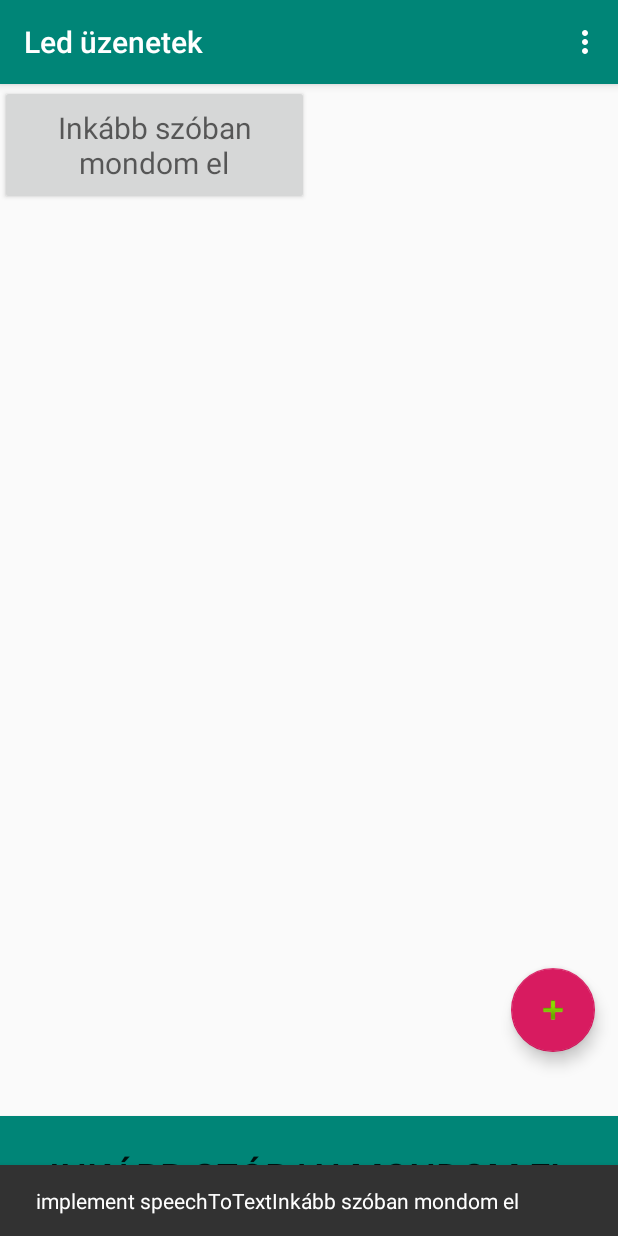
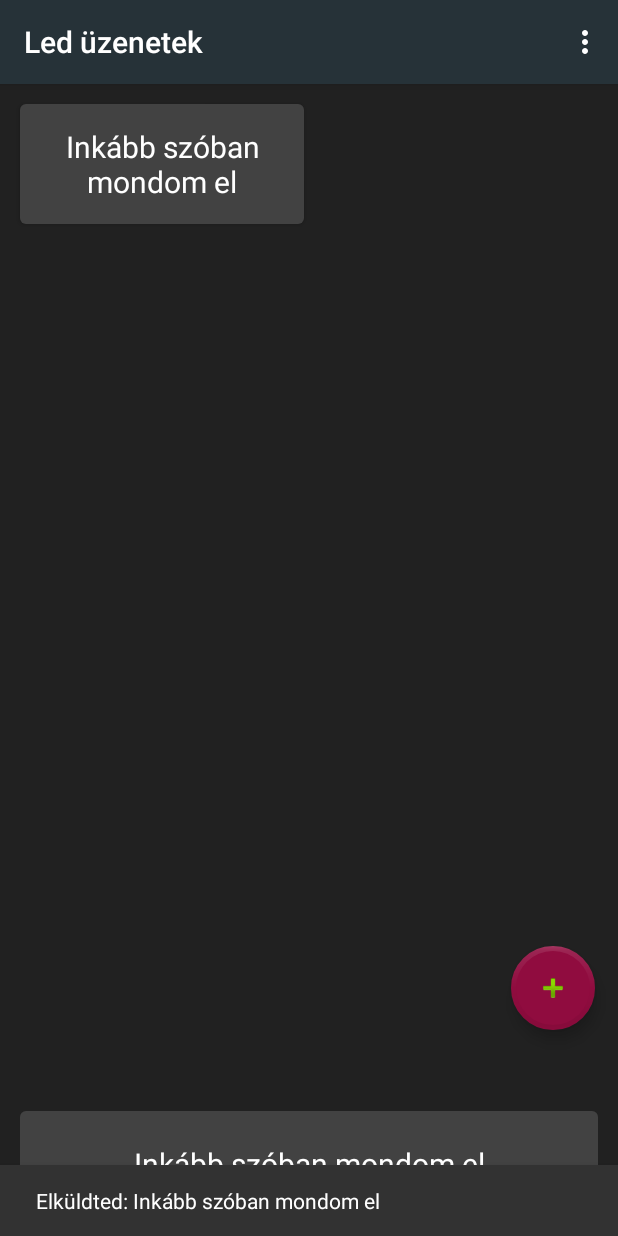
Before and after one commit to Tms-bodnar/LedMessengerStrip, an Android app: the screen it shows after launch (MainActivity), after a tap on "Inkább szóban mondom el", on a phone screen of 412 x 824 dp. Run offline under Robolectric (Android 15) with nearby library versions, the phone set to English and light mode, and no system bars.

Commit message:
bluetooth works, need handling when the device not found

```diff
--- a/Android/LEDMessengerStrip/app/src/main/java/adapters/CustomGridAdapter.java
+++ b/Android/LEDMessengerStrip/app/src/main/java/adapters/CustomGridAdapter.java
@@ -22,6 +22,7 @@ public class CustomGridAdapter extends BaseAdapter {
     LayoutInflater inflater;
 
     public CustomGridAdapter(MainActivity mainActivity, List<Button> items) {
+        Log.d("xxx", "adapter contructed");
         this.mainActivity = mainActivity;
         this.items = items;
         inflater = (LayoutInflater) this.mainActivity.getSystemService(Context.LAYOUT_INFLATER_SERVICE);
@@ -46,7 +47,7 @@ public class CustomGridAdapter extends BaseAdapter {
         if (convertView == null) {
             convertView = inflater.inflate(R.layout.cell, null);
         }
-        final Button button = (Button) convertView.findViewById(R.id.grid_item);
+        final Button button = convertView.findViewById(R.id.grid_item);
         button.setText(items.get(position).getText());
         button.setOnClickListener(new View.OnClickListener() {
             @Override
--- a/Android/LEDMessengerStrip/app/src/main/java/com/kalandlabor/ledmessengerstrip/MainActivity.java
+++ b/Android/LEDMessengerStrip/app/src/main/java/com/kalandlabor/ledmessengerstrip/MainActivity.java
@@ -1,10 +1,11 @@
 package com.kalandlabor.ledmessengerstrip;
 
+import android.app.Activity;
 import android.app.AlertDialog;
+import android.content.ActivityNotFoundException;
 import android.content.Context;
 import android.content.Intent;
 import android.content.SharedPreferences;
-import android.content.res.Resources;
 import android.os.Bundle;
 
 import com.google.android.material.floatingactionbutton.FloatingActionButton;
@@ -13,42 +14,40 @@ import com.google.android.material.snackbar.Snackbar;
 import androidx.appcompat.app.AppCompatActivity;
 import androidx.appcompat.widget.Toolbar;
 
-import android.os.Handler;
 import android.preference.PreferenceManager;
-import android.text.Editable;
+import android.speech.RecognizerIntent;
 import android.util.Log;
-import android.view.ContextMenu;
 import android.view.LayoutInflater;
-import android.view.MenuInflater;
 import android.view.View;
 import android.view.Menu;
 import android.view.MenuItem;
-import android.widget.AdapterView;
+import android.view.WindowManager;
 import android.widget.Button;
 import android.widget.EditText;
 import android.widget.GridView;
-import android.widget.PopupMenu;
 import android.widget.Toast;
 
-import java.io.IOException;
 import java.util.ArrayList;
 import java.util.HashSet;
 import java.util.List;
 import java.util.Set;
 
 import adapters.CustomGridAdapter;
-import adapters.ObjectSerializer;
-import dialogs.NewMessageDialog;
+import managers.BluetoothMessenger;
 
 public class MainActivity extends AppCompatActivity {
 
-    Context context;
+    public Context context;
     List<Button> buttonList;
     EditText newButtonsText;
     GridView gridView;
     CustomGridAdapter gridAdapter;
     SharedPreferences sPrefs;
     List<String> buttonTexts;
+    private final int REQ_CODE_SPEECH_INPUT = 100;
+    String textToSend;
+    BluetoothMessenger btm;
+
 
     @Override
     protected void onCreate(Bundle savedInstanceState) {
@@ -70,13 +69,13 @@ public class MainActivity extends AppCompatActivity {
         gridView = findViewById(R.id.grid_view);
         gridAdapter = new CustomGridAdapter(MainActivity.this, buttonList);
         gridView.setAdapter(gridAdapter);
+        btm = new BluetoothMessenger();
     }
 
     @Override
     protected void onResume(){
         super.onResume();
-  //     sPrefs = getSharedPreferences("buttons",context.MODE_PRIVATE);
-       sPrefs = PreferenceManager.getDefaultSharedPreferences(context);
+        sPrefs = PreferenceManager.getDefaultSharedPreferences(context);
         Set<String> buttonTextSet = new HashSet<>();
         buttonTextSet =  sPrefs.getStringSet("buttonText", buttonTextSet);
         buttonTexts.addAll(buttonTextSet);
@@ -103,6 +102,8 @@ public class MainActivity extends AppCompatActivity {
         final View dialogView = factory.inflate(R.layout.add_message_dialog, null);
         final AlertDialog dialog = new AlertDialog.Builder(this).create();
         dialog.setView(dialogView);
+        dialogView.findViewById(R.id.new_button_text).requestFocus();
+        dialog.getWindow().setSoftInputMode(WindowManager.LayoutParams.SOFT_INPUT_STATE_VISIBLE);
         dialogView.findViewById(R.id.save_new_message).setOnClickListener(new View.OnClickListener() {
             @Override
             public void onClick(View v) {
@@ -145,13 +146,44 @@ public class MainActivity extends AppCompatActivity {
     }
 
     public void speechToText(View view) {
-        Snackbar.make(view, "implement speechToText", Snackbar.LENGTH_LONG)
-                .setAction("Action", null).show();
+        Intent intent = new Intent(RecognizerIntent.ACTION_RECOGNIZE_SPEECH);
+        intent.putExtra(RecognizerIntent.EXTRA_LANGUAGE_MODEL,
+                RecognizerIntent.LANGUAGE_MODEL_FREE_FORM);
+        intent.putExtra(RecognizerIntent.EXTRA_LANGUAGE, "hu-HU");
+        intent.putExtra(RecognizerIntent.EXTRA_PROMPT,
+                "Mondd az üzeneted!");
+        try {
+            startActivityForResult(intent, REQ_CODE_SPEECH_INPUT);
+        } catch (ActivityNotFoundException a) {
+            a.printStackTrace();
+        }
+    }
+
+    @Override
+    protected void onActivityResult(int requestCode, int resultCode, Intent data) {
+        super.onActivityResult(requestCode, resultCode, data);
+        switch (requestCode) {
+            case REQ_CODE_SPEECH_INPUT: {
+                Log.d("xxx", "activity result");
+                if (resultCode == RESULT_OK && null != data) {
+                    ArrayList<String> result = data
+                            .getStringArrayListExtra(RecognizerIntent.EXTRA_RESULTS);
+                    textToSend = result.get(0);
+                    sendToBluetooth(textToSend);
+                }
+                break;
+            }
+        }
+    }
+
+    private void sendToBluetooth(String textToSend) {
+        btm.sendMessage(textToSend);
     }
 
     public void itemClicked(int position){
-        Snackbar.make(getWindow().getCurrentFocus(), "implement speechToText" + buttonList.get(position).getText(), Snackbar.LENGTH_LONG)
+        Snackbar.make(getWindow().getCurrentFocus(), "Elküldted: " + buttonList.get(position).getText(), Snackbar.LENGTH_LONG)
                 .setAction("Action", null).show();
+        sendToBluetooth(buttonList.get(position).getText().toString());
     }
 
 
--- /dev/null
+++ b/Android/LEDMessengerStrip/app/src/main/java/managers/BluetoothMessenger.java
@@ -0,0 +1,91 @@
+package managers;
+
+import android.bluetooth.BluetoothAdapter;
+import android.bluetooth.BluetoothDevice;
+import android.bluetooth.BluetoothSocket;
+import android.util.Log;
+
+import java.io.IOException;
+import java.io.OutputStream;
+import java.lang.reflect.Method;
+import java.util.Set;
+
+public class BluetoothMessenger {
+
+    BluetoothAdapter bluetoothAdapter;
+    BluetoothDevice device;
+    BluetoothSocket clientSocket;
+    OutputStream os;
+
+    public BluetoothMessenger(){
+        initBluetooth();
+    }
+
+    public void sendMessage(String textToSend) {
+        if ( clientSocket!= null && os != null) {
+            write(textToSend);
+        } else {
+            initBluetooth();
+            sendMessage(textToSend);
+        }
+    }
+
+    private void initBluetooth() {
+        bluetoothAdapter = BluetoothAdapter.getDefaultAdapter();
+        try {
+            Set<BluetoothDevice> pairedDevices = bluetoothAdapter.getBondedDevices();
+            if (pairedDevices.size() > 0) {
+                String addr = "";
+                for (BluetoothDevice dev : pairedDevices) {
+                    String deviceName = dev.getName();
+                    if (deviceName.equals("HC-05")) {
+                        bluetoothAdapter.cancelDiscovery();
+                        addr = dev.getAddress();
+                        device = bluetoothAdapter.getRemoteDevice(addr);
+                        try {
+                            Method m = device.getClass().getMethod("createRfcommSocket", new Class[]{int.class});
+                            clientSocket = (BluetoothSocket) m.invoke(device, 1);
+                            clientSocket.connect();
+                            os = clientSocket.getOutputStream();
+                        } catch (Exception e) {
+                            initBluetooth();
+                            Log.d("xxx", "clientsocketError: " + e.getMessage());
+                        }
+                    }
+                }
+            }
+        } catch (Exception e) {
+            e.printStackTrace();
+            Log.d("BLUETOOTH ERROR ", e.getMessage());
+        }
+    }
+
+    public void write(String textToSend) {
+        byte[] bytes = new byte[textToSend.length()];
+        try {
+            for ( int i = 0;i < textToSend.length(); i++) {
+                int temp = Character.codePointAt(textToSend.toCharArray(), i);
+                switch (temp){
+                    case 336: temp = 213; break;
+                    case 337: temp = 245; break;
+                    case 368: temp = 219; break;
+                    case 369: temp = 251; break;
+                    default: ;
+                }
+                bytes[i]= (byte)temp;
+            }
+            os.write(bytes);
+            Log.d("xxx", "sended" + bytes);
+        } catch (IOException e) {
+            Log.d("xxx", "write exception " + e.getMessage());
+        }
+    }
+
+    public BluetoothDevice getDevice(){
+        return device;
+    }
+
+    public BluetoothSocket getClientSocket(){
+        return clientSocket;
+    }
+}
--- /dev/null
+++ b/Android/LEDMessengerStrip/app/src/main/res/drawable/rounded_btn.xml
@@ -0,0 +1,5 @@
+<?xml version="1.0" encoding="utf-8"?>
+<shape xmlns:android="http://schemas.android.com/apk/res/android" android:shape="rectangle">
+    <corners android:radius="4dp"/>
+    <solid android:color="@color/cardview_dark_background"/>
+</shape>
--- a/Android/LEDMessengerStrip/app/src/main/res/layout/activity_main.xml
+++ b/Android/LEDMessengerStrip/app/src/main/res/layout/activity_main.xml
@@ -31,6 +31,8 @@
         android:layout_gravity="bottom|end"
         android:layout_marginEnd="@dimen/fab_margin_side"
         android:layout_marginBottom="@dimen/fab_margin_bottom"
+        app:backgroundTint="#900C3F"
+        app:borderWidth="3dp"
         app:srcCompat="@android:drawable/ic_input_add" />
 
 
--- a/Android/LEDMessengerStrip/app/src/main/res/layout/cell.xml
+++ b/Android/LEDMessengerStrip/app/src/main/res/layout/cell.xml
@@ -12,7 +12,11 @@
         android:textSize="20sp"
         android:enabled="true"
         android:focusable="false"
-        android:focusableInTouchMode="false">
-    </Button>
+        android:background="@drawable/rounded_btn"
+        android:textColor="@color/cardview_light_background"
+        android:focusableInTouchMode="false"
+        android:layout_margin="3dp"
+        android:padding="1dp"
+        />
 
 </LinearLayout>
--- a/Android/LEDMessengerStrip/app/src/main/res/layout/content_main.xml
+++ b/Android/LEDMessengerStrip/app/src/main/res/layout/content_main.xml
@@ -7,34 +7,55 @@
     android:layout_height="match_parent"
     app:layout_behavior="@string/appbar_scrolling_view_behavior"
     tools:context=".MainActivity"
-    tools:showIn="@layout/activity_main">
+    tools:showIn="@layout/activity_main"
+    android:background="@color/colorPrimaryDark">
 
-    <GridView
-        android:id="@+id/grid_view"
+    <LinearLayout
+        android:id="@+id/lin_layout"
+        android:layout_width="match_parent"
+        android:layout_height="0dp"
+        android:layout_margin="@dimen/speech_button_bottom"
+        app:layout_constraintBottom_toTopOf="@+id/lin_layout_btn"
+        app:layout_constraintEnd_toEndOf="parent"
+        app:layout_constraintStart_toStartOf="parent"
+        app:layout_constraintTop_toTopOf="parent">
+
+        <GridView
+            android:id="@+id/grid_view"
+            android:layout_width="match_parent"
+            android:layout_height="match_parent"
+            android:numColumns="2" />
+    </LinearLayout>
+    <LinearLayout
+        android:id="@+id/lin_layout_btn"
         android:layout_width="match_parent"
         android:layout_height="wrap_content"
-        app:layout_constrainedWidth="true"
-        app:layout_constraintBottom_toTopOf="@id/btnSpeak"
-        app:layout_constraintTop_toTopOf="@id/content"
-        app:layout_constraintVertical_bias="0.001"
-        tools:layout_editor_absoluteX="16dp"
-        android:numColumns="2"/>
+        app:layout_constraintBottom_toBottomOf="parent"
+        android:layout_margin="@dimen/speech_button_bottom"
+        android:padding="3dp">
 
     <Button
         android:id="@+id/btnSpeak"
         android:layout_width="match_parent"
-        android:layout_height="80dp"
+        android:layout_height="70dp"
         android:layout_gravity="bottom"
-        android:background="@color/colorPrimary"
         android:onClick="speechToText"
         android:text="@string/speech_button"
-        android:textSize="25sp"
-        android:textStyle="normal"
-        app:layout_constraintBottom_toBottomOf="parent" />
+        android:textSize="20sp"
+        android:textAppearance="?android:attr/textAppearanceMedium"
+        android:background="@drawable/rounded_btn"
+        android:textColor="@color/cardview_light_background"/>
+    </LinearLayout>
 
     <androidx.constraintlayout.widget.Barrier
         android:id="@+id/barrier"
         android:layout_width="wrap_content"
         android:layout_height="wrap_content"
         app:barrierDirection="top" />
+    <androidx.constraintlayout.widget.Barrier
+        android:id="@+id/barrier2"
+        android:layout_width="wrap_content"
+        android:layout_height="wrap_content"
+        app:barrierDirection="bottom"
+        app:constraint_referenced_ids="lin_layout,btnSpeak"/>
 </androidx.constraintlayout.widget.ConstraintLayout>
--- a/Android/LEDMessengerStrip/app/src/main/res/values/colors.xml
+++ b/Android/LEDMessengerStrip/app/src/main/res/values/colors.xml
@@ -1,6 +1,6 @@
 <?xml version="1.0" encoding="utf-8"?>
 <resources>
-      <color name="colorPrimary">#008577</color>
-      <color name="colorPrimaryDark">#00574B</color>
+      <color name="colorPrimary">#263238</color>
+      <color name="colorPrimaryDark">#212121</color>
       <color name="colorAccent">#D81B60</color>
 </resources>
--- a/Android/LEDMessengerStrip/app/src/main/res/values/dimens.xml
+++ b/Android/LEDMessengerStrip/app/src/main/res/values/dimens.xml
@@ -1,4 +1,5 @@
 <resources>
-    <dimen name="fab_margin_bottom">75dp</dimen>
+    <dimen name="fab_margin_bottom">90dp</dimen>
     <dimen name="fab_margin_side">15dp</dimen>
+    <dimen name="speech_button_bottom">10dp</dimen>
 </resources>
--- a/Android/LEDMessengerStrip/app/src/main/res/values/strings.xml
+++ b/Android/LEDMessengerStrip/app/src/main/res/values/strings.xml
@@ -7,4 +7,5 @@
     <string name="add_new_message">Új üzenet hozzáadása</string>
     <string name="add">Hozzáadás</string>
     <string name="delete_message">Üzenet törlése</string>
+    <string name="cancel">Kilépés</string>
 </resources>
```
Also changed, not shown: Android/LEDMessengerStrip/app/src/main/AndroidManifest.xml (+13 -0 lines), Android/LEDMessengerStrip/app/src/main/java/adapters/ObjectSerializer.java (deleted, +0 -78 lines), Android/LEDMessengerStrip/app/src/main/java/dialogs/NewMessageDialog.java (deleted, +0 -48 lines), Android/LEDMessengerStrip/app/src/main/res/layout/add_message_dialog.xml (+9 -3 lines).
